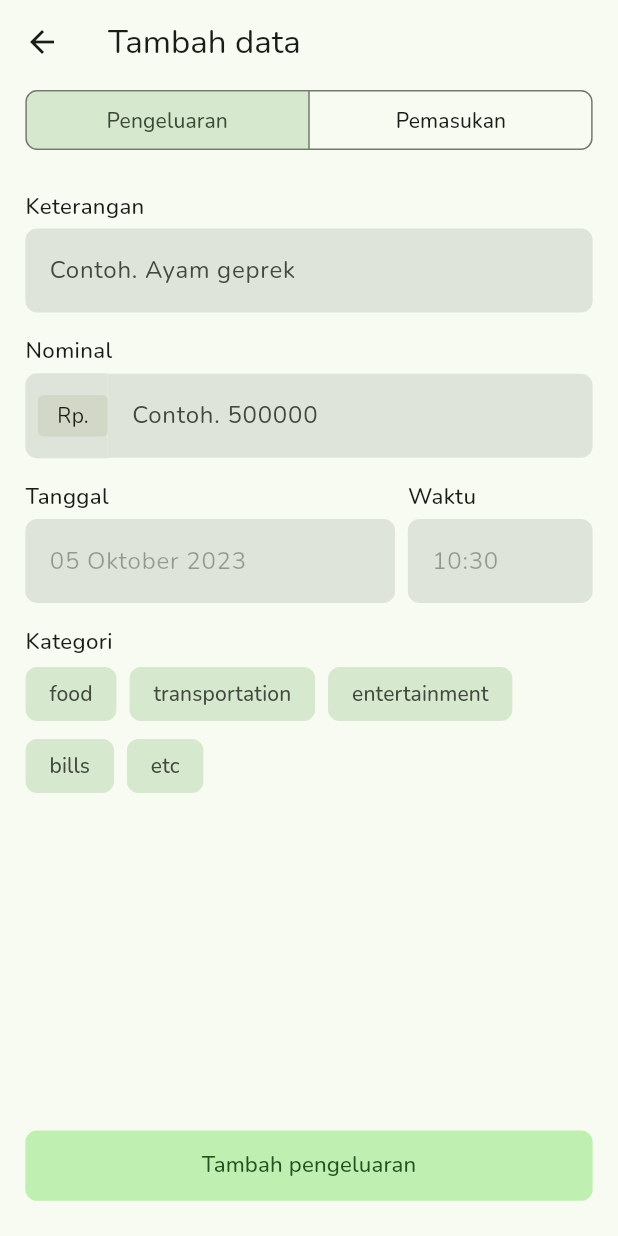
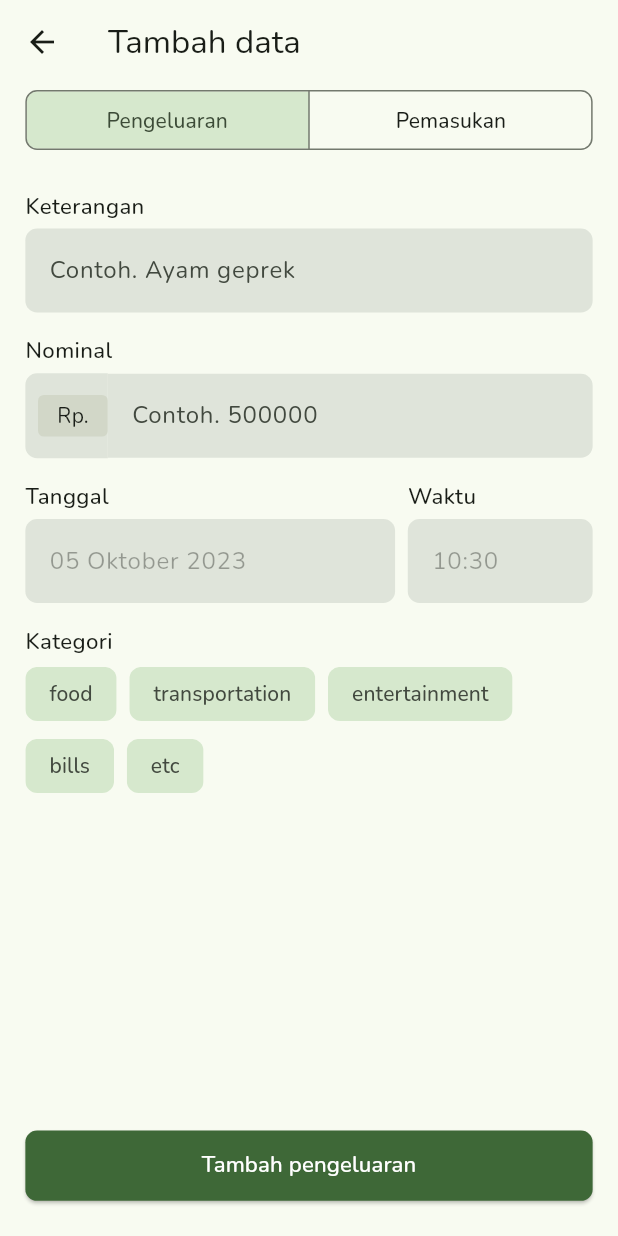
Before and after one commit to hanifann/piduiteun, a Flutter app: the screen it shows after launch, after a tap on the "add" icon, on a phone screen of 412 x 824 dp. Run offline on Flutter 3.47's test engine with Material 2 defaults, Android fonts, the phone set to English and light mode, and no system bars; our stand-ins replace bloc, currency_text_input_formatter, dartz, equatable, flutter_bloc, flutter_screenutil and 4 more; accounts and stored records are empty; generated files the repository leaves out were written again.

Commit message:
change button color

```diff
--- a/lib/features/add_data/presentation/views/add_data_view.dart
+++ b/lib/features/add_data/presentation/views/add_data_view.dart
@@ -306,8 +306,8 @@ class _AddDataPageState extends State<AddDataPage> {
             shape: RoundedRectangleBorder(
               borderRadius: BorderRadius.circular(8.r),
             ),
-            elevation: 0,
-            backgroundColor: Theme.of(context).colorScheme.primaryContainer,
+            backgroundColor: Theme.of(context).colorScheme.primary,
+            foregroundColor: Theme.of(context).colorScheme.onPrimary,
           ),
           child: CustomTextWidget(
             text: selectedValue == SegmentedChoice.pengeluaran
@@ -315,7 +315,6 @@ class _AddDataPageState extends State<AddDataPage> {
                 : 'Tambah pemasukan',
             size: 14.sp,
             weight: FontWeight.w500,
-            color: Theme.of(context).colorScheme.onPrimaryContainer,
           ),
         ),
       ),
--- a/lib/features/home/presentation/views/bottom_nav_bar_view.dart
+++ b/lib/features/home/presentation/views/bottom_nav_bar_view.dart
@@ -80,6 +80,7 @@ class _BottomNavBarPageState extends State<BottomNavBarPage> {
         },
       ),
       floatingActionButton: FloatingActionButton(
+        backgroundColor: Theme.of(context).colorScheme.primary,
         onPressed: () {
           context.pushNamed(
             'add_data',
@@ -91,7 +92,10 @@ class _BottomNavBarPageState extends State<BottomNavBarPage> {
           );
         },
         elevation: 2,
-        child: const Icon(Icons.add),
+        child: Icon(
+          Icons.add,
+          color: Theme.of(context).colorScheme.onPrimary,
+        ),
       ),
     );
   }
```
